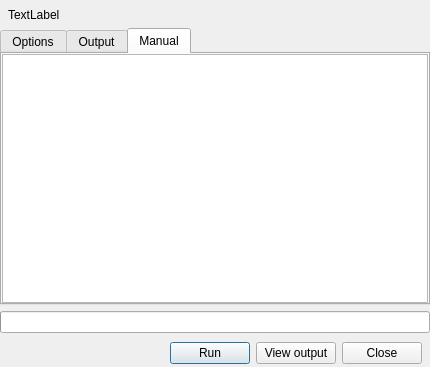
This is src/plugins/grass/qgsgrassmodulebase.ui in qgis/QGIS as Qt 5 draws it before an edit. The edited form follows.
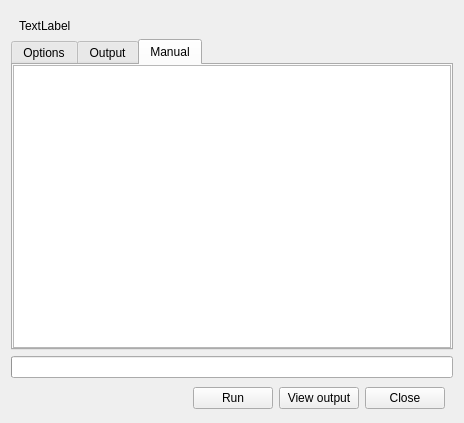
This is the edited form. The open tabs and pages were chosen to show the change.

Commit message: [GRASS] use QWidget for module UI, fixes #5084

The edit to the form file:
```diff
--- a/src/plugins/grass/qgsgrassmodulebase.ui
+++ b/src/plugins/grass/qgsgrassmodulebase.ui
@@ -1,22 +1,19 @@
 <?xml version="1.0" encoding="UTF-8"?>
 <ui version="4.0">
  <class>QgsGrassModuleBase</class>
- <widget class="QDialog" name="QgsGrassModuleBase">
+ <widget class="QWidget" name="QgsGrassModuleBase">
   <property name="geometry">
    <rect>
     <x>0</x>
     <y>0</y>
-    <width>430</width>
-    <height>367</height>
+    <width>464</width>
+    <height>423</height>
    </rect>
   </property>
   <property name="windowTitle">
    <string>GRASS Module</string>
   </property>
   <layout class="QVBoxLayout" name="verticalLayout">
-   <property name="margin">
-    <number>0</number>
-   </property>
    <item>
     <layout class="QHBoxLayout" name="horizontalLayout">
      <property name="leftMargin">
@@ -85,8 +82,17 @@
       <attribute name="title">
        <string>Manual</string>
       </attribute>
-      <layout class="QVBoxLayout">
-       <property name="margin">
+      <layout class="QVBoxLayout" name="_2">
+       <property name="leftMargin">
+        <number>0</number>
+       </property>
+       <property name="topMargin">
+        <number>0</number>
+       </property>
+       <property name="rightMargin">
+        <number>0</number>
+       </property>
+       <property name="bottomMargin">
         <number>0</number>
        </property>
        <item>
@@ -174,7 +180,6 @@
    </item>
   </layout>
  </widget>
- <layoutdefault spacing="6" margin="11"/>
  <resources/>
  <connections/>
 </ui>
```
Left out of the diff: 11 changed lines with no effect on the pictures. The commit also changes 2 other files.
